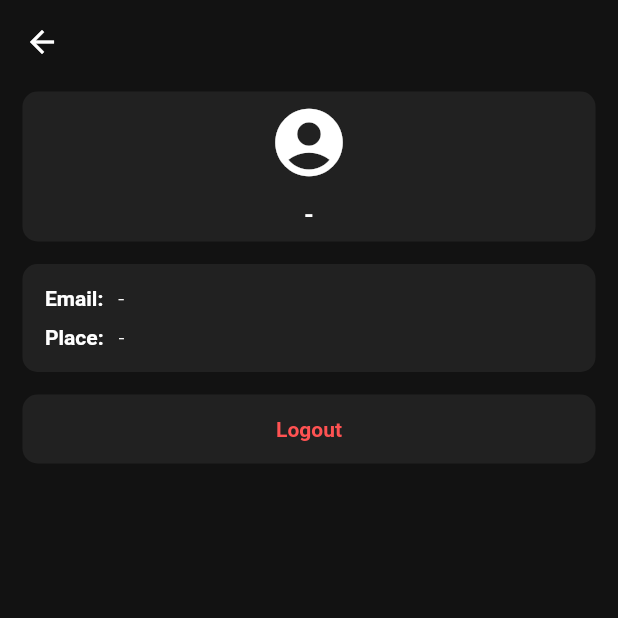
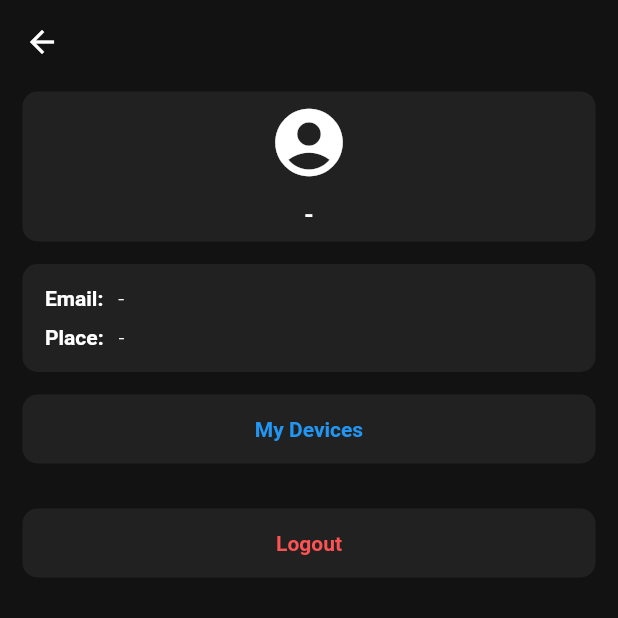
Before and after one commit to mduccc/o2-mobile, a Flutter app: the ProfileScreen screen opened directly, on a phone screen of 412 x 824 dp, the top half of it. Run offline on Flutter 3.47's test engine with Material 2 defaults, Android fonts, the phone set to English and light mode, and no system bars; our stand-ins replace fl_chart, html_unescape, rxdart, socket_io_client, sqflite, toast; accounts and stored records are empty; network calls fail.

Commit message:
Build Device Control

```diff
--- a/lib/ui/screen/ProfileScreen.dart
+++ b/lib/ui/screen/ProfileScreen.dart
@@ -6,6 +6,7 @@ import 'package:o2_mobile/business/LogoutProvider.dart';
 import 'package:o2_mobile/models/AccModel.dart';
 import 'package:o2_mobile/models/DeviceModel.dart' as prefix0;
 import 'package:o2_mobile/ui/ThemseColors.dart';
+import 'package:o2_mobile/ui/screen/DeviceScreen.dart';
 import 'package:o2_mobile/ui/screen/LoginScreen.dart';
 import 'package:toast/toast.dart';
 
@@ -18,6 +19,7 @@ class ProfileScreen extends StatefulWidget {
 
 class _ProfileScreenState extends State<ProfileScreen> {
   bool _onLogout = false;
+  AccModel _accModel = null;
 
   notify(String message, Color bgColor) {
     if (message != null && bgColor != null)
@@ -88,12 +90,12 @@ class _ProfileScreenState extends State<ProfileScreen> {
                   builder: (context, snapshot) {
                     if (!snapshot.hasError) {
                       if (snapshot.hasData) {
-                        AccModel accModel = snapshot.data;
+                        this._accModel = snapshot.data;
                         return FittedBox(
                           fit: BoxFit.scaleDown,
                           alignment: FractionalOffset.center,
                           child: Text(
-                            accModel.accID,
+                            this._accModel.accID,
                             style: TextStyle(
                               color: Colors.white,
                               fontWeight: FontWeight.bold,
@@ -197,6 +199,36 @@ class _ProfileScreenState extends State<ProfileScreen> {
     );
   }
 
+  Widget _device() {
+    return Container(
+      width: double.infinity,
+      margin: EdgeInsets.only(left: 15, right: 15, top: 0, bottom: 15),
+      padding: EdgeInsets.only(left: 15, right: 15, top: 10, bottom: 10),
+      decoration: BoxDecoration(
+          color: ThemseColors.secondColor,
+          borderRadius: BorderRadius.all(Radius.circular(10))),
+      child: Container(
+          margin: EdgeInsets.only(bottom: 5, top: 5),
+          child: Center(
+            child: Container(
+                child: InkWell(
+              child: Text('My Devices',
+                  style: TextStyle(
+                    color: Colors.blue,
+                    fontWeight: FontWeight.bold,
+                  )),
+              onTap: () {
+                if (this._accModel != null) {
+                  Navigator.of(context).push(MaterialPageRoute(
+                      builder: (context) =>
+                          DeviceScreen(this._accModel.place_name)));
+                }
+              },
+            )),
+          )),
+    );
+  }
+
   @override
   void initState() {
     super.initState();
@@ -227,11 +259,16 @@ class _ProfileScreenState extends State<ProfileScreen> {
                 child: Column(
                   children: <Widget>[
                     // Acc header
-                    this._accountHeader(),
+                    _accountHeader(),
                     // info
-                    this._info(),
+                    _info(),
+                    // Device
+                    _device(),
+                    SizedBox(
+                      height: 15,
+                    ),
                     // Logout
-                    this._logout()
+                    _logout()
                   ],
                 ),
               ),
```
Also changed, not shown: lib/ui/screen/DeviceScreen.dart (added, +131 -0 lines), lib/blocs/DeviceBloC.dart (added).
